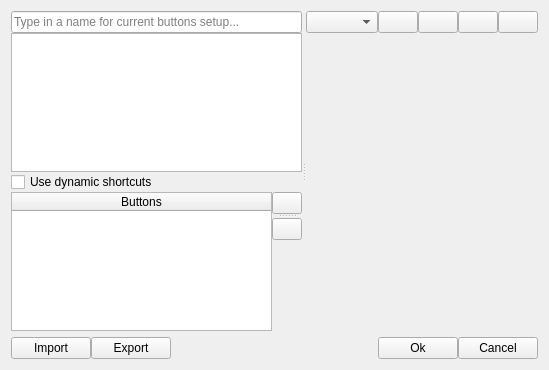
The window that gui/CustomWidgets/BasicInterfaceWidgets/buttonSetupWidget.ui (dsgoficial/DsgTools) describes before a commit, drawn with Qt 5.
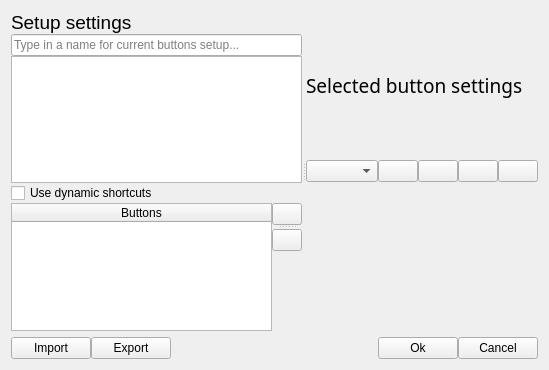
The same window after the commit. Icons and pictures are not drawn. Custom widgets are drawn as their Qt base class.

Commit message: 1. added labels to identify setup/buttons settings 2. started to fix attribute map on map values bug

```diff
--- a/gui/CustomWidgets/BasicInterfaceWidgets/buttonSetupWidget.ui
+++ b/gui/CustomWidgets/BasicInterfaceWidgets/buttonSetupWidget.ui
@@ -24,6 +24,18 @@
        <property name="spacing">
         <number>0</number>
        </property>
+       <item>
+        <widget class="QLabel" name="label">
+         <property name="font">
+          <font>
+           <pointsize>14</pointsize>
+          </font>
+         </property>
+         <property name="text">
+          <string>Setup settings</string>
+         </property>
+        </widget>
+       </item>
        <item>
         <widget class="QLineEdit" name="setupNameLineEdit">
          <property name="placeholderText">
@@ -144,6 +156,19 @@
        <property name="spacing">
         <number>0</number>
        </property>
+       <item>
+        <widget class="QLabel" name="label_2">
+         <property name="font">
+          <font>
+           <family>Noto Sans</family>
+           <pointsize>14</pointsize>
+          </font>
+         </property>
+         <property name="text">
+          <string>Selected button settings</string>
+         </property>
+        </widget>
+       </item>
        <item>
         <layout class="QHBoxLayout" name="horizontalLayout_2">
          <property name="spacing">
```
